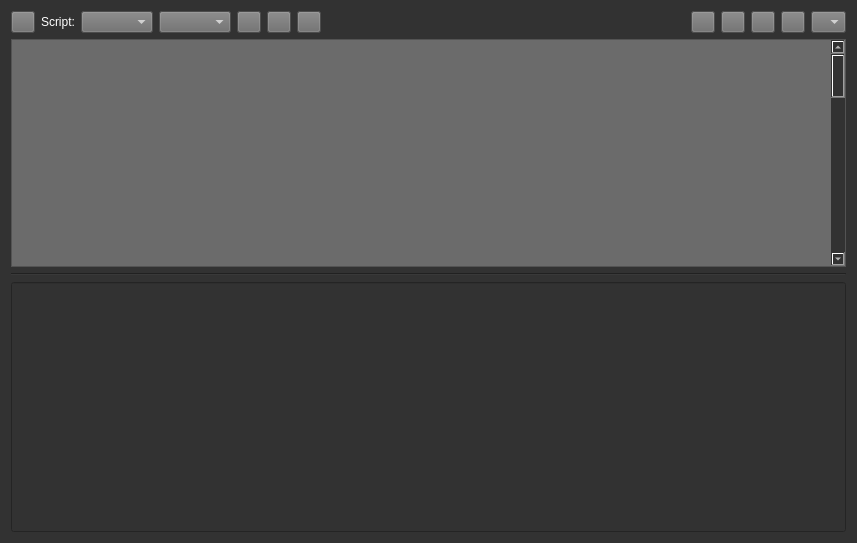
The window that 04_ui/ref_ui.ui (chanofeles/Python-Masterclass-Assignments) describes before a commit, drawn with Qt 5.
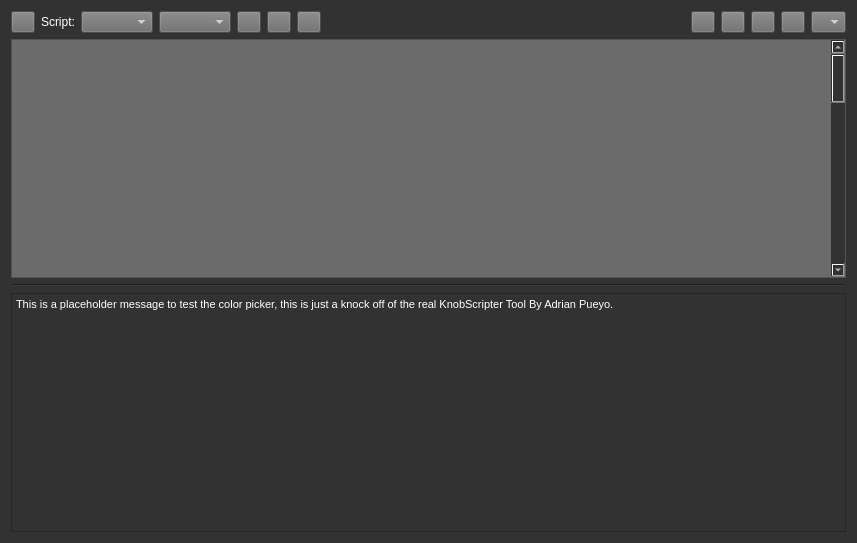
The same window after the commit. Icons and pictures are not drawn.

```diff
--- a/04_ui/ref_ui.ui
+++ b/04_ui/ref_ui.ui
@@ -36,7 +36,7 @@
 
 </string>
   </property>
-  <layout class="QVBoxLayout" name="verticalLayout" stretch="0,0,2,2">
+  <layout class="QVBoxLayout" name="verticalLayout" stretch="0,0,2,0">
    <item>
     <layout class="QHBoxLayout" name="horizontalLayout">
      <item>
@@ -300,15 +300,13 @@
     </widget>
    </item>
    <item>
-    <widget class="QLineEdit" name="lineEdit">
-     <property name="minimumSize">
-      <size>
-       <width>0</width>
-       <height>250</height>
-      </size>
-     </property>
-     <property name="alignment">
-      <set>Qt::AlignLeading|Qt::AlignLeft|Qt::AlignTop</set>
+    <widget class="QTextEdit" name="txtInput">
+     <property name="html">
+      <string>&lt;!DOCTYPE HTML PUBLIC &quot;-//W3C//DTD HTML 4.0//EN&quot; &quot;http://www.w3.org/TR/REC-html40/strict.dtd&quot;&gt;
+&lt;html&gt;&lt;head&gt;&lt;meta name=&quot;qrichtext&quot; content=&quot;1&quot; /&gt;&lt;style type=&quot;text/css&quot;&gt;
+p, li { white-space: pre-wrap; }
+&lt;/style&gt;&lt;/head&gt;&lt;body style=&quot; font-family:'MS Shell Dlg 2'; font-size:8.25pt; font-weight:400; font-style:normal;&quot;&gt;
+&lt;p style=&quot; margin-top:0px; margin-bottom:0px; margin-left:0px; margin-right:0px; -qt-block-indent:0; text-indent:0px;&quot;&gt;This is a placeholder message to test the color picker, this is just a knock off of the real KnobScripter Tool By Adrian Pueyo.&lt;/p&gt;&lt;/body&gt;&lt;/html&gt;</string>
      </property>
     </widget>
    </item>
```
Left out of the diff: 25 changed lines with no effect on the pictures.
